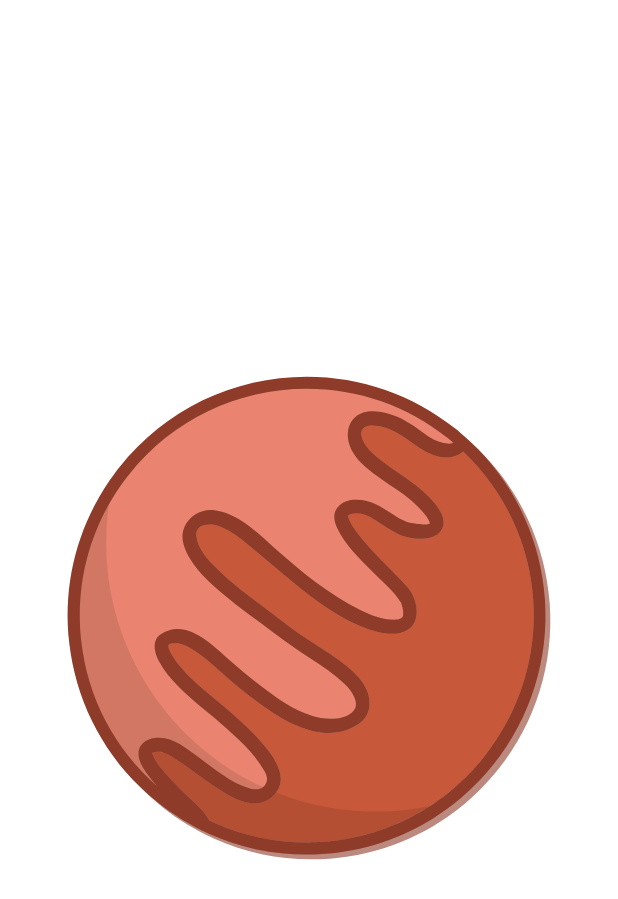
After one commit to shumvlesu/OneSpaceFoto, an Android app: the fragment MarsFragment placed in its activity, on a phone screen of 412 x 824 dp. The commit adds this screen. Shown: the top 899 px of the screen. Run offline under Robolectric (Android 15) with nearby library versions, the phone set to English and light mode, and no system bars; libraries missing offline, so code that uses them is left out: coil.api.load; pictures from the network do not load.

Commit message:
3е ДЗ Начало. Надо сделать привязку в активити.

```diff
--- a/app/build.gradle
+++ b/app/build.gradle
@@ -63,6 +63,7 @@ dependencies {
     implementation 'androidx.lifecycle:lifecycle-livedata-ktx:2.3.1'
     implementation 'androidx.lifecycle:lifecycle-viewmodel-ktx:2.3.1'
     implementation 'androidx.lifecycle:lifecycle-extensions:2.2.0'
+    implementation 'androidx.legacy:legacy-support-v4:1.0.0'
 
     testImplementation 'junit:junit:4.+'
     androidTestImplementation 'androidx.test.ext:junit:1.1.3'
--- /dev/null
+++ b/app/src/main/java/com/shumikhin/onespaefoto/ui/api/MarsFragment.kt
@@ -0,0 +1,21 @@
+package com.shumikhin.onespaefoto.ui.api
+
+import android.os.Bundle
+import androidx.fragment.app.Fragment
+import android.view.LayoutInflater
+import android.view.View
+import android.view.ViewGroup
+import com.shumikhin.onespaefoto.R
+
+
+class MarsFragment : Fragment() {
+
+    override fun onCreateView(
+        inflater: LayoutInflater, container: ViewGroup?,
+        savedInstanceState: Bundle?
+    ): View? {
+        // Inflate the layout for this fragment
+        return inflater.inflate(R.layout.fragment_mars, container, false)
+    }
+
+}
--- /dev/null
+++ b/app/src/main/res/layout/fragment_mars.xml
@@ -0,0 +1,10 @@
+<FrameLayout xmlns:android="http://schemas.android.com/apk/res/android"
+    xmlns:app="http://schemas.android.com/apk/res-auto"
+    android:layout_width="match_parent"
+    android:layout_height="match_parent">
+
+    <ImageView
+        android:layout_width="match_parent"
+        android:layout_height="match_parent"
+        app:srcCompat="@drawable/bg_mars" />
+</FrameLayout>
```
Also changed, not shown: app/src/main/java/com/shumikhin/onespaefoto/ui/api/ApiActivity.kt (+20 -0 lines), app/src/main/java/com/shumikhin/onespaefoto/ui/api/EarthFragment.kt (added, +19 -0 lines), app/src/main/java/com/shumikhin/onespaefoto/ui/api/WeatherFragment.kt (added, +20 -0 lines), app/src/main/res/layout/activity_api.xml (+1 -9 lines), app/src/main/res/layout/fragment_earth.xml (added, +10 -0 lines), app/src/main/res/layout/fragment_weather.xml (added, +10 -0 lines).
